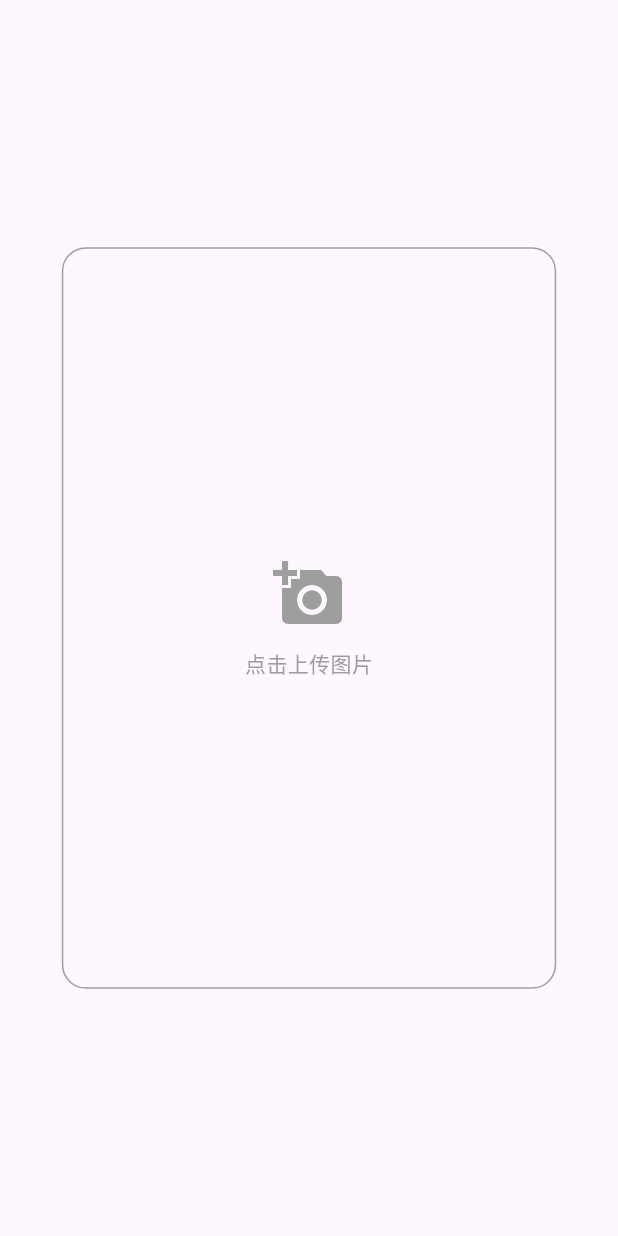
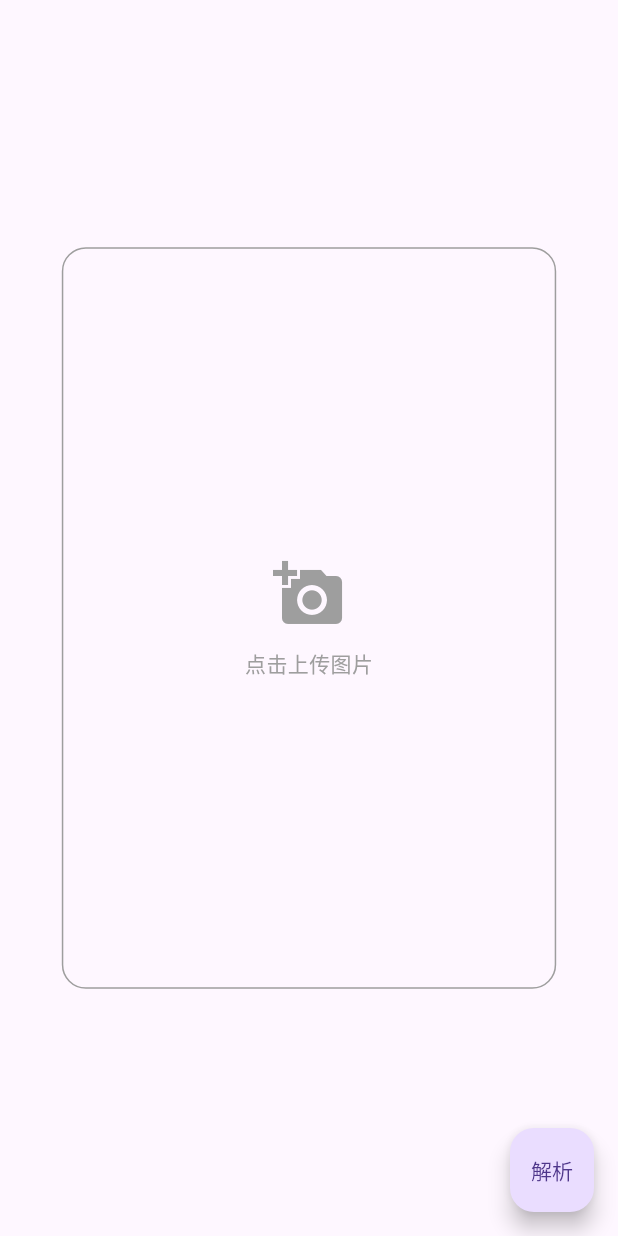
Before and after one commit to Skydevourer-0/ICC, a Flutter app: the screen it shows after launch, on a phone screen of 412 x 824 dp. Run offline on Flutter 3.47's test engine with Material 3 defaults, Android fonts, the phone set to English and light mode, and no system bars; our stand-ins replace flutter_riverpod, image_picker.

Commit message:
初步完成表达式列表组件，搭建应用框架

```diff
--- a/lib/main.dart
+++ b/lib/main.dart
@@ -1,21 +1,115 @@
 // import 'dart:typed_data';
 import 'package:flutter/material.dart';
 import 'package:flutter_riverpod/flutter_riverpod.dart';
+import 'package:icc/provider/ocr_providers.dart';
 // import 'package:icc/provider/ocr_providers.dart';
 import 'package:icc/widgets/ocr_image.dart';
+import 'package:icc/widgets/ocr_exprs.dart';
+
+import 'package:logging/logging.dart';
 
 class OcrHomePage extends ConsumerWidget {
   const OcrHomePage({super.key});
 
   @override
   Widget build(BuildContext context, WidgetRef ref) {
-    // final ocrState = ref.watch(ocrResultProvider);
-    // final notifier = ref.read(ocrResultProvider.notifier);
+    final ocrState = ref.watch(ocrResultProvider);
+    final notifier = ref.read(ocrResultProvider.notifier);
 
-    return Scaffold(body: OcrImagePage());
+    return Scaffold(
+      body: Padding(
+        padding: const EdgeInsets.only(bottom: 16),
+        child: Stack(
+          children: [
+            // 图片上传页
+            AnimatedPositioned(
+              duration: const Duration(milliseconds: 200),
+              top: ocrState.showExprs ? -MediaQuery.of(context).size.height : 0,
+              left: 0,
+              right: 0,
+              height: MediaQuery.of(context).size.height,
+              child: OcrImagePage(),
+            ),
+            // 表达式页
+            AnimatedPositioned(
+              duration: const Duration(milliseconds: 200),
+              top: ocrState.showExprs ? 0 : MediaQuery.of(context).size.height,
+              left: 0,
+              right: 0,
+              height: MediaQuery.of(context).size.height,
+              child: OcrExprsPage(),
+            ),
+          ],
+        ),
+      ),
+      floatingActionButton:
+          ocrState.showExprs
+              ? Column(
+                mainAxisSize: MainAxisSize.min,
+                children: [
+                  FloatingActionButton(
+                    onPressed: () => notifier.setShowExprs(false),
+                    child: const Icon(Icons.arrow_upward),
+                  ),
+                  const SizedBox(height: 16),
+                  FloatingActionButton(
+                    onPressed: () {
+                      final focusedCol = ocrState.focusedCol;
+                      final focusedItem = ocrState.focusedItem;
+                      if (focusedCol != -1 && focusedItem != -1) {
+                        // 分页模式，且存在焦点
+                        notifier.addItem(focusedCol, itemIdx: focusedItem);
+                      } else if (focusedItem != -1) {
+                        // 列表模式，且存在焦点
+                        // 将一维索引转换为列和项索引
+                        final pos = OcrExprsPage.getColAndItemIdx(
+                          ocrState.columns,
+                          focusedItem,
+                        );
+                        notifier.addItem(pos.key, itemIdx: pos.value);
+                      } else {
+                        // 不存在焦点
+                        // 列表模式下，将元素添加到最后一列
+                        final colIdx =
+                            focusedCol != -1
+                                ? focusedCol
+                                : ocrState.columns.length - 1;
+                        notifier.addItem(colIdx);
+                      }
+                    },
+                    child: const Icon(Icons.add),
+                  ),
+                  const SizedBox(height: 16),
+                  FloatingActionButton(
+                    onPressed: () async {
+                      await OcrExprsPage.calculateResult(context, ref);
+                    },
+                    child: const Text('计算'),
+                  ),
+                ],
+              )
+              : FloatingActionButton(
+                onPressed: () async {
+                  return ocrState.imgParsed
+                      ? notifier.setShowExprs(true)
+                      : await OcrImagePage.parseImage(context, ref);
+                },
+                child:
+                    ocrState.imgParsed
+                        ? const Icon(Icons.arrow_downward)
+                        : const Text('解析'),
+              ),
+    );
   }
 }
 
 void main() {
+  // 设置日志打印
+  Logger.root.level = Level.ALL; // 设置日志级别
+  Logger.root.onRecord.listen((record) {
+    print(
+      '[${record.level.name}] ${record.loggerName}: ${record.time}: ${record.message}',
+    );
+  });
   runApp(ProviderScope(child: MaterialApp(home: OcrHomePage())));
 }
```
Also changed, not shown: lib/provider/ocr_providers.dart (+65 -5 lines), lib/widgets/ocr_exprs.dart (added, +203 -0 lines), lib/widgets/ocr_image.dart (+26 -6 lines).
